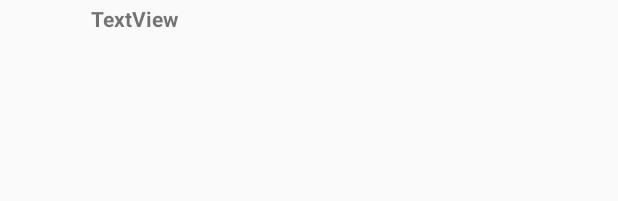
After one commit to baronjames/jdcurrencyconverter, an Android app: the layout currencylist.xml on its own in the app's theme, with its tools: preview values and no code run, on a phone screen of 412 x 824 dp. The commit adds this screen. Shown: the top 201 px of the screen. Run offline under Robolectric (Android 15) with nearby library versions, the phone set to English and light mode, and no system bars.

Commit message:
Added currencylist.xml Added CurrencyListAdapter Added a few TODO's

```diff
--- a/app/src/main/AndroidManifest.xml
+++ b/app/src/main/AndroidManifest.xml
@@ -5,7 +5,7 @@
 
     <application
         android:allowBackup="true"
-        android:icon="@mipmap/horse_baron_vertical_grey_icon"
+        android:icon="@mipmap/cc_circle_icon"
         android:label="@string/app_name"
         android:theme="@style/AppTheme" >
         <activity
--- /dev/null
+++ b/app/src/main/res/layout/currencylist.xml
@@ -0,0 +1,22 @@
+<?xml version="1.0" encoding="utf-8"?>
+<LinearLayout xmlns:android="http://schemas.android.com/apk/res/android"
+              android:layout_width="fill_parent"
+              android:layout_height="fill_parent">
+
+    <ImageView
+        android:id="@+id/list_icon"
+        android:layout_width="50dip"
+        android:layout_height="25dip"
+        >
+    </ImageView>
+    <TextView
+        android:id="@+id/list_text"
+        android:layout_width="wrap_content"
+        android:layout_height="25dip"
+        android:layout_marginLeft="10dip"
+        android:text="TextView"
+        android:textStyle="bold"
+        android:gravity="center"
+        >
+    </TextView>
+</LinearLayout>
```
Also changed, not shown: app/src/main/java/com/jamespaulduncan/converter/currency/jdcurrencyconverter/ConverterDB_RBA.java (+157 -23 lines), app/src/main/java/com/jamespaulduncan/converter/currency/jdcurrencyconverter/CurrencyListAdapter.java (added, +87 -0 lines), app/src/main/java/com/jamespaulduncan/converter/currency/jdcurrencyconverter/MainActivity.java (+27 -9 lines).
